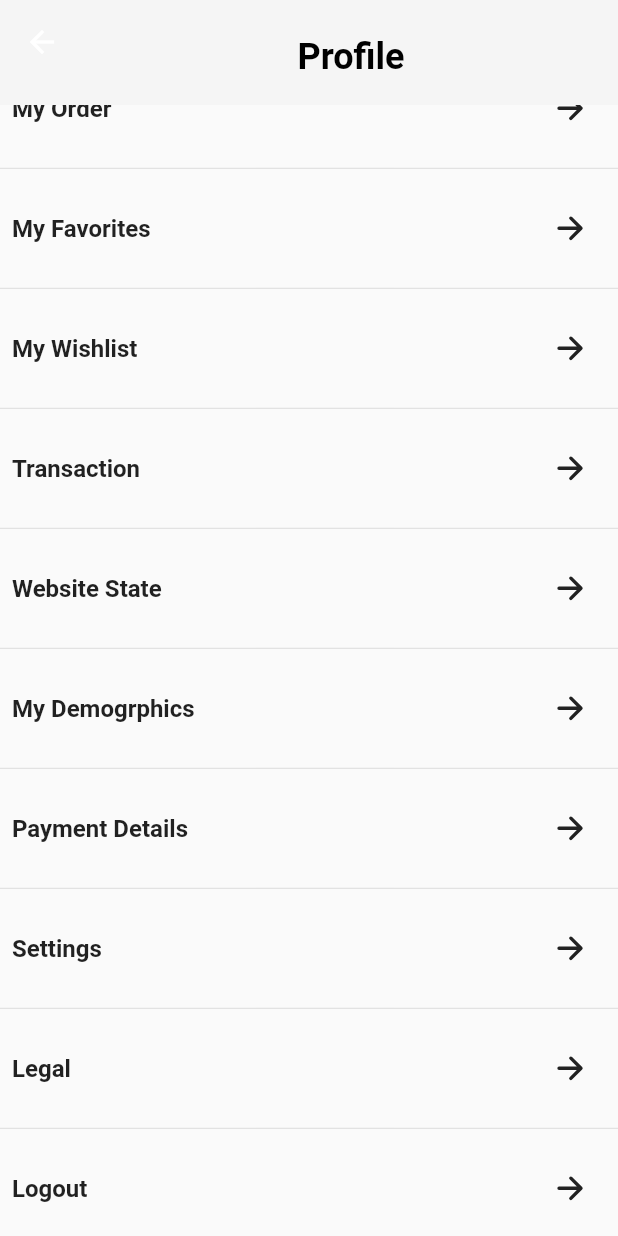
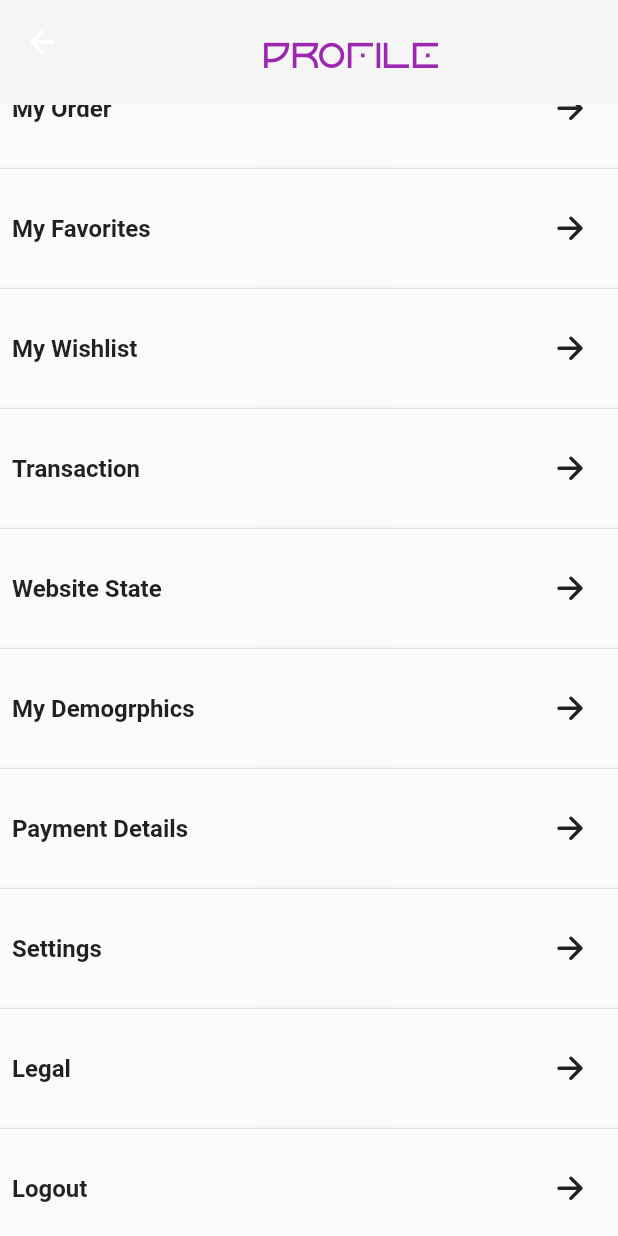
Before and after one commit to Hanousi/GamersCashApp, a Flutter app: the ProfileScreen screen opened directly, scrolled down 277 dp, on a phone screen of 412 x 824 dp. Run offline on Flutter 3.47's test engine with Material 2 defaults, Android fonts, the light colour scheme and no system bars; drawn by our look-alikes of animated_text_kit; our stand-ins replace bloc, carousel_slider, equatable, flutter_bloc, flutter_icons, flutter_spinkit and 6 more; missing offline and left inert: fsearch, mailer; accounts and stored records are empty; network calls fail; statements that could not run were skipped.

Commit message:
Ready for ios release

```diff
--- a/shopping_app/lib/feature/cart/ui/cart_screen.dart
+++ b/shopping_app/lib/feature/cart/ui/cart_screen.dart
@@ -149,11 +149,7 @@ class _CartScreenState extends State<CartScreen> {
   }
 
   _launchURL() async {
-    if (await canLaunch(thisCart.url)) {
-      await launch(thisCart.url);
-    } else {
-      throw 'Could not launch ${thisCart.url}';
-    }
+    await launch(thisCart.url);
   }
 
   Widget _cartItem(CartItem cartItem) {
--- a/shopping_app/lib/feature/discover/model/product.dart
+++ b/shopping_app/lib/feature/discover/model/product.dart
@@ -7,7 +7,7 @@ class ProductType {
   static const FEATURED = 'الأكثر طلب';
   static const NEW = 'جديد';
 
-  static List<String> values() => [NEW, FEATURED, UPCOMMING];
+  static List<String> values() => [NEW, FEATURED];
 }
 
 class ShopifyImage {
--- a/shopping_app/lib/feature/discover/repository/queries/get_on_sale_collection.dart
+++ b/shopping_app/lib/feature/discover/repository/queries/get_on_sale_collection.dart
@@ -1,9 +1,9 @@
 const String getOnSaleCollectionQuery = r'''
 {
-	collections(query: "title:On Sale", first: 1) {
+	collections(query: "title:عروض اسبوعية", first: 1) {
     edges {
       node {
-        products(first: 6) {
+        products(first: 250) {
           edges {
             node {
               id,
@@ -16,6 +16,7 @@ const String getOnSaleCollectionQuery = r'''
                     id
                     price
                     compareAtPrice
+                    availableForSale
                   }
                 }
               }
--- a/shopping_app/lib/feature/helpers/shopify_store.dart
+++ b/shopping_app/lib/feature/helpers/shopify_store.dart
@@ -40,7 +40,7 @@ class ShopifyStore with ShopifyError {
         (Products.fromJson((result?.data ?? const {})["products"] ?? {}))
             .productList;
 
-    _graphQLClient.cache.writeQuery(_options.asRequest, data: null);
+    // _graphQLClient.cache.writeQuery(_options.asRequest, data: null);
 
     return productList;
   }
--- a/shopping_app/lib/widget/appbar.dart
+++ b/shopping_app/lib/widget/appbar.dart
@@ -1,3 +1,4 @@
+import 'package:animated_text_kit/animated_text_kit.dart';
 import 'package:flutter/material.dart';
 
 class CommonAppBar extends StatelessWidget with PreferredSizeWidget {
@@ -11,6 +12,18 @@ class CommonAppBar extends StatelessWidget with PreferredSizeWidget {
 
   @override
   Widget build(BuildContext context) {
+    const colorizeColors = [
+      Colors.purple,
+      Colors.blue,
+      Colors.yellow,
+      Colors.red,
+    ];
+
+    const colorizeTextStyle = TextStyle(
+      fontSize: 24.0,
+      fontFamily: 'Horizon',
+    );
+
     return AppBar(
       elevation: 0,
       backgroundColor: color ?? Colors.grey[100],
@@ -18,17 +31,17 @@ class CommonAppBar extends StatelessWidget with PreferredSizeWidget {
       title: Padding(
         padding: EdgeInsets.only(top: 20.00),
         child: Center(
-            child: Text(
+            child: AnimatedTextKit(
+          animatedTexts: [
+            ColorizeAnimatedText(
               title,
-              style: TextStyle(
-                color: textColor ?? Colors.black,
-                fontSize: 24,
-                fontStyle: FontStyle.normal,
-                fontWeight: FontWeight.bold,
+              textStyle: colorizeTextStyle,
+              colors: colorizeColors,
             ),
+          ],
+        )),
       ),
-          ),
-        ));
+    );
   }
 
   @override
--- a/shopping_app/pubspec.yaml
+++ b/shopping_app/pubspec.yaml
@@ -42,6 +42,8 @@ dependencies:
   url_launcher: ^5.7.10
   fsearch: ^1.0.1
   mailer: ^5.0.2
+  progress_indicators: ^1.0.0
+  animated_text_kit: ^4.2.1
 
 dev_dependencies:
   flutter_launcher_icons: "^0.9.2"
@@ -55,6 +57,10 @@ flutter_icons:
   image_path: "assets/icon/icon.png"
 
 flutter:
+  fonts:
+    - family: Horizon
+      fonts:
+        - asset: assets/fonts/Horizon.otf
 
   uses-material-design: true
 
```
Also changed, not shown: shopping_app/lib/feature/discover/ui/discover_screen.dart (+7 -8 lines), shopping_app/assets/fonts/Horizon.otf (added), shopping_app/assets/icon/icon.png, shopping_app/pubspec.lock, 27 other files. Lines whose indentation alone changed are shown as unchanged.
